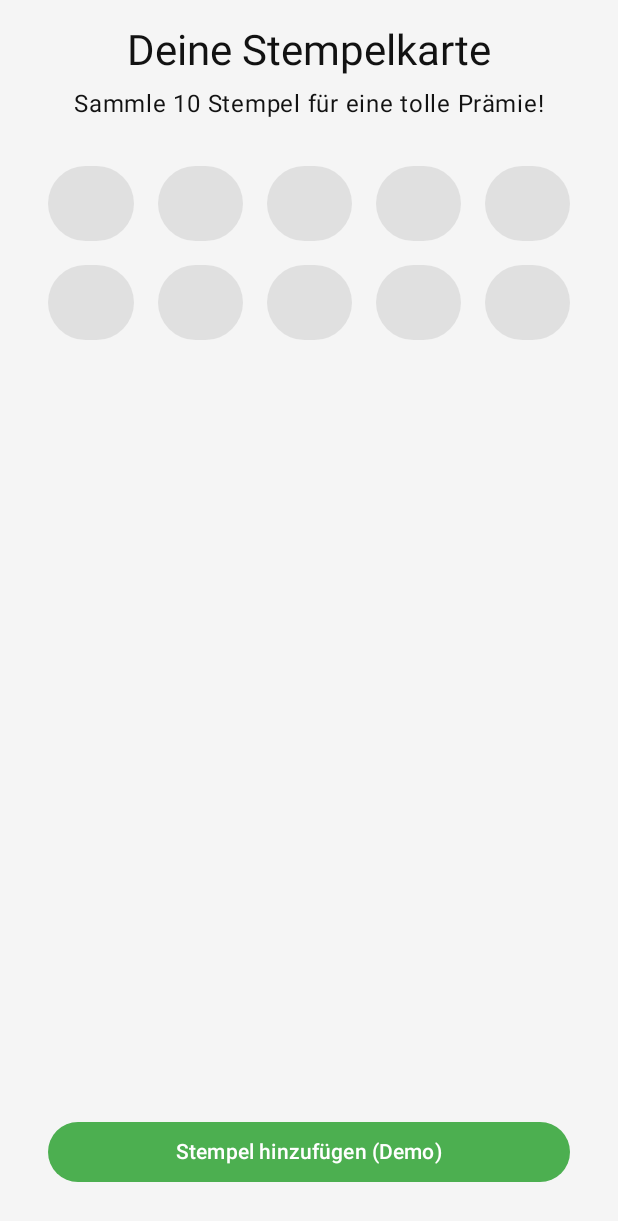
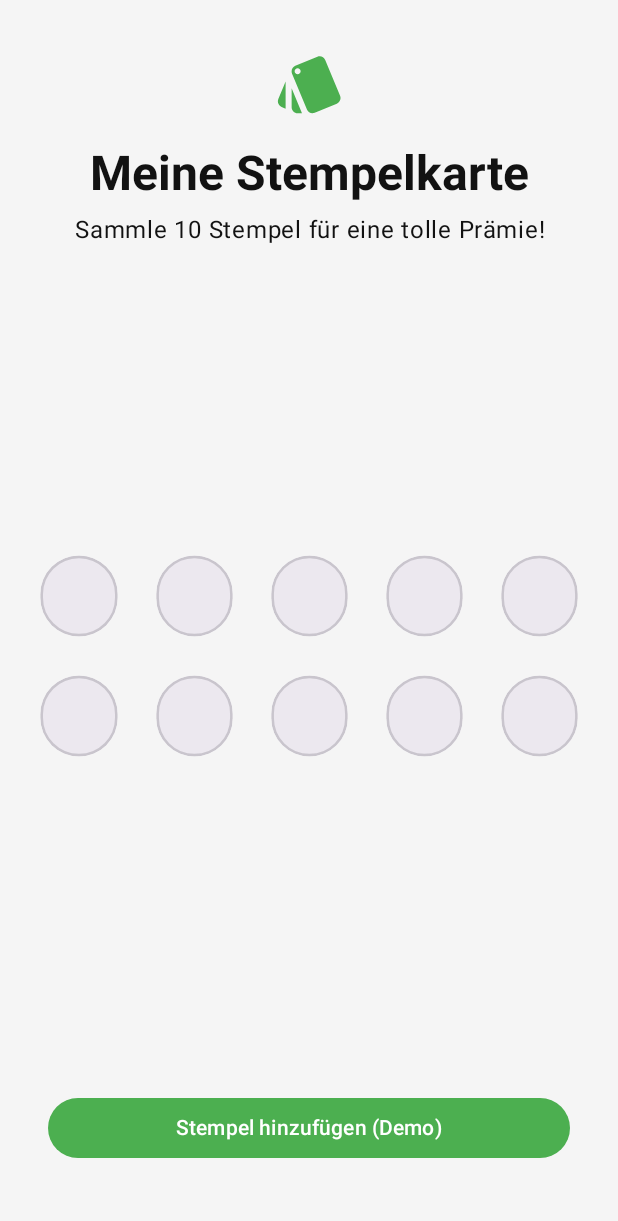
Before and after one commit to Code-Noob82/TreueBiss, an Android app built with Jetpack Compose: the composable StampCardScreen called with empty values, on a phone screen of 412 x 824 dp. Shown: the top 1221 px of the screen. Run offline under Robolectric (Android 15) with nearby library versions, the phone set to English and light mode, and no system bars; our stand-ins replace Dagger/Hilt's generated code; libraries missing offline, so code that uses them is left out: io.github.jan.supabase; 1 statement that could not run was skipped.

Commit message:
refactor(StampCardScreen): Komplette UI-Modernisierung
Überarbeitet den `StampCardScreen` von Grund auf, um eine modernere, ansprechendere und dynamischere User Experience zu schaffen. Die Core-Logik bleibt unberührt.

Die wichtigsten Änderungen umfassen:
- **Layout & Struktur:** Einführung einer klaren visuellen Hierarchie mit Header, zentriertem Stempelgitter und einer Footer-Aktion.
- **Header:** Ein neuer Header mit einem thematisch passenden Icon und verbesserter Typografie wurde hinzugefügt, um den Zweck des Screens zu verdeutlichen.
- **StampCircle Composable:** Die Stempelkreise wurden neugestaltet:
    - Sie sind nun größer und visuell präsenter.
    - Gestempelte Kreise zeigen ein klares Häkchen-Icon.
    - Leere Kreise haben einen dezenten Rand, um sie als Platzhalter zu kennzeichnen.
- **Animationen:** Sanfte Skalierungs- und Alphablending-Animationen wurden hinzugefügt, die beim Setzen eines Stempels für ein befriedigendes visuelles Feedback sorgen.
- **Usability:** Der Button zum Hinzufügen von Stempeln wird nun deaktiviert, sobald die Karte voll ist, um Fehleingaben zu vermeiden.

```diff
--- a/app/src/main/java/com/dominikbaki/treuebiss/feature_stamps/presentation/StampCardScreen.kt
+++ b/app/src/main/java/com/dominikbaki/treuebiss/feature_stamps/presentation/StampCardScreen.kt
@@ -1,11 +1,11 @@
 package com.dominikbaki.treuebiss.feature_stamps.presentation
 
-import androidx.compose.foundation.background
 import androidx.compose.foundation.layout.*
 import androidx.compose.foundation.lazy.grid.GridCells
 import androidx.compose.foundation.lazy.grid.LazyVerticalGrid
-import androidx.compose.foundation.shape.CircleShape
-import androidx.compose.material3.Button
+import androidx.compose.material.icons.Icons
+import androidx.compose.material.icons.filled.Style
+import androidx.compose.material3.Icon
 import androidx.compose.material3.MaterialTheme
 import androidx.compose.material3.SnackbarDuration
 import androidx.compose.material3.SnackbarHostState
@@ -16,11 +16,12 @@ import androidx.compose.runtime.collectAsState
 import androidx.compose.runtime.getValue
 import androidx.compose.ui.Alignment
 import androidx.compose.ui.Modifier
-import androidx.compose.ui.draw.clip
-import androidx.compose.ui.graphics.Color
+import androidx.compose.ui.text.font.FontWeight
+import androidx.compose.ui.text.style.TextAlign
 import androidx.compose.ui.unit.dp
 import androidx.hilt.navigation.compose.hiltViewModel
 import com.dominikbaki.treuebiss.feature_stamps.presentation.composables.DemoAddStampButton
+import com.dominikbaki.treuebiss.feature_stamps.presentation.composables.StampCircle
 import kotlinx.coroutines.flow.collectLatest
 
 @Composable
@@ -39,20 +40,34 @@ internal fun StampCardScreen(
                 message = "Glückwunsch! Ein neuer Gutschein wurde erstellt.",
                 duration = SnackbarDuration.Short
             )
-            // TODO: navController.navigate(Screen.Voucher(voucherId))
         }
     }
 
-    // Der Screen besteht jetzt nur noch aus der reinen Inhalts-Spalte.
+    // NEU: Verbessertes Layout mit besserer Struktur und optischen Elementen
     Column(
         modifier = Modifier
             .fillMaxSize()
-            .padding(16.dp), // Padding für den Inhalt
-        horizontalAlignment = Alignment.CenterHorizontally,
-        verticalArrangement = Arrangement.SpaceBetween
+            .padding(16.dp),
+        horizontalAlignment = Alignment.CenterHorizontally
     ) {
-        Column(horizontalAlignment = Alignment.CenterHorizontally) {
-            Text("Deine Stempelkarte", style = MaterialTheme.typography.headlineMedium)
+        // --- Header Sektion ---
+        Column(
+            horizontalAlignment = Alignment.CenterHorizontally,
+            modifier = Modifier.padding(top = 16.dp)
+        ) {
+            Icon(
+                imageVector = Icons.Filled.Style, // Thematisch passendes Icon
+                contentDescription = "Stempelkarten-Icon",
+                tint = MaterialTheme.colorScheme.primary,
+                modifier = Modifier.size(48.dp)
+            )
+            Spacer(modifier = Modifier.height(16.dp))
+
+            Text(
+                text = "Meine Stempelkarte",
+                style = MaterialTheme.typography.headlineLarge,
+                fontWeight = FontWeight.Bold
+            )
             Spacer(modifier = Modifier.height(8.dp))
             Text(
                 text = if (stampCount < 10) {
@@ -60,16 +75,23 @@ internal fun StampCardScreen(
                 } else {
                     "Glückwunsch! Du hast einen Gutschein erhalten."
                 },
-                style = MaterialTheme.typography.bodyLarge
+                style = MaterialTheme.typography.bodyLarge,
+                textAlign = TextAlign.Center,
+                modifier = Modifier.padding(horizontal = 16.dp)
             )
-            Spacer(modifier = Modifier.height(32.dp))
-
-            // Gitter für die 10 Stempel-Kreise
+        }
+        // --- Stempelgitter (zentriert im verfügbaren Platz) ---
+        Box(
+            modifier = Modifier
+                .fillMaxWidth()
+                .weight(1f), // Sorgt dafür, dass das Gitter den Platz füllt
+            contentAlignment = Alignment.Center
+        ) {
             LazyVerticalGrid(
                 columns = GridCells.Fixed(5),
-                verticalArrangement = Arrangement.spacedBy(16.dp),
-                horizontalArrangement = Arrangement.spacedBy(16.dp),
-                modifier = Modifier.padding(horizontal = 16.dp)
+                verticalArrangement = Arrangement.spacedBy(20.dp), // Mehr Abstand
+                horizontalArrangement = Arrangement.spacedBy(20.dp),
+                modifier = Modifier.padding(horizontal = 8.dp)
             ) {
                 items(10) { index ->
                     val isStamped = index < stampCount
@@ -78,35 +100,13 @@ internal fun StampCardScreen(
             }
         }
 
-        DemoAddStampButton(
-            enabled = true,
-            onClick = { viewModel.onAddStampClicked() }
-        )
+        // --- Button am unteren Rand ---
+        // KORREKTUR: Der Button wird in eine Box gewrappt, um den Modifier anwenden zu können.
+        Box(modifier = Modifier.padding(bottom = 16.dp)) {
+            DemoAddStampButton(
+                enabled = stampCount < 10,
+                onClick = { viewModel.onAddStampClicked() }
+            )
+        }
     }
 }
-
-@Composable
-private fun StampCircle(isStamped: Boolean) {
-    Box(
-        modifier = Modifier
-            .size(50.dp)
-            .clip(CircleShape)
-            .background(
-                if (isStamped) MaterialTheme.colorScheme.primary else Color.LightGray.copy(alpha = 0.5f)
-            ),
-        contentAlignment = Alignment.Center
-    ) {
-        // Hier könnte man später ein Icon oder eine Nummer hinzufügen
-    }
-}
-
-//@Preview(showBackground = true)
-//@Composable
-//private fun StampCardScreenPreview() {
-//    TreueBissTheme {
-//        // Die Vorschau wurde angepasst und benötigt 'onNavigateUp' nicht mehr.
-//        StampCardScreen(cardId = 1,
-//            snackarHostState = SnackbarHostState()
-//        )
-//    }
-//}
--- /dev/null
+++ b/app/src/main/java/com/dominikbaki/treuebiss/feature_stamps/presentation/composables/StampCircle.kt
@@ -0,0 +1,53 @@
+package com.dominikbaki.treuebiss.feature_stamps.presentation.composables
+
+import androidx.compose.animation.core.animateFloatAsState
+import androidx.compose.foundation.background
+import androidx.compose.foundation.border
+import androidx.compose.foundation.layout.Box
+import androidx.compose.foundation.layout.size
+import androidx.compose.foundation.shape.CircleShape
+import androidx.compose.material.icons.Icons
+import androidx.compose.material.icons.filled.Check
+import androidx.compose.material3.Icon
+import androidx.compose.material3.MaterialTheme
+import androidx.compose.runtime.Composable
+import androidx.compose.runtime.getValue
+import androidx.compose.ui.Alignment
+import androidx.compose.ui.Modifier
+import androidx.compose.ui.draw.clip
+import androidx.compose.ui.draw.scale
+import androidx.compose.ui.graphics.Color
+import androidx.compose.ui.unit.dp
+
+@Composable
+internal fun StampCircle(isStamped: Boolean) {
+    // NEU: Animationen für ein dynamischeres Gefühl
+    val scale by animateFloatAsState(targetValue = if (isStamped) 1f else 0.9f, label = "scaleAnim")
+    val color = if (isStamped) MaterialTheme.colorScheme.primary else MaterialTheme.colorScheme.surfaceVariant
+    val alpha by animateFloatAsState(targetValue = if (isStamped) 1f else 0.6f, label = "alphaAnim")
+
+    Box(
+        modifier = Modifier
+            .size(60.dp) // Etwas größer für bessere Sichtbarkeit
+            .scale(scale)
+            .clip(CircleShape)
+            .background(color.copy(alpha = alpha))
+            // NEU: Ein Rand für die leeren Stempelplätze
+            .border(
+                width = 2.dp,
+                color = if (isStamped) Color.Transparent else MaterialTheme.colorScheme.outline.copy(alpha = 0.3f),
+                shape = CircleShape
+            ),
+        contentAlignment = Alignment.Center
+    ) {
+        if (isStamped) {
+            // NEU: Ein Icon im Stempelkreis zur Bestätigung
+            Icon(
+                imageVector = Icons.Filled.Check,
+                contentDescription = "Gestempelt",
+                tint = MaterialTheme.colorScheme.onPrimary,
+                modifier = Modifier.size(30.dp)
+            )
+        }
+    }
+}
```
